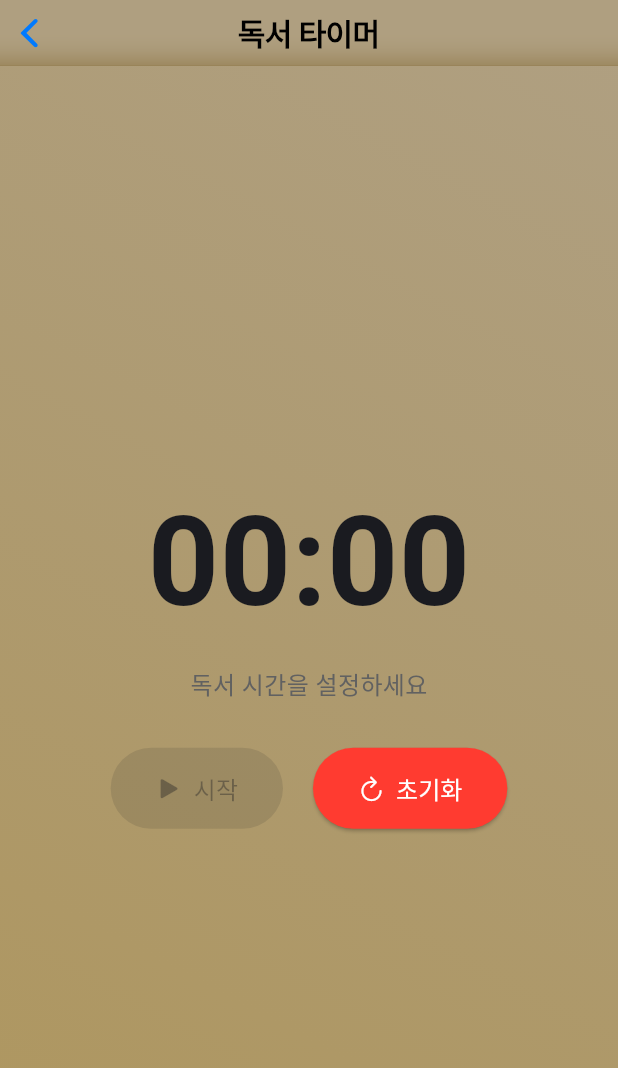
After one commit to BESTLE3/BookApp_hide_API, a Flutter app: the TimerScreen screen opened directly, after a tap on "초기화", on a phone screen of 412 x 824 dp. The commit adds this screen. Shown: the top 1068 px of the screen. Run offline on Flutter 3.47's test engine with Material 3 defaults, Android fonts, the phone set to English and light mode, and no system bars; our stand-ins replace flutter_dotenv, google_generative_ai, hive, hive_flutter; missing offline and left inert: flutter_ai_toolkit; accounts and stored records are empty.

Commit message:
진짜 최종

```diff
--- a/lib/bookscreen/bookdetailpage.dart
+++ b/lib/bookscreen/bookdetailpage.dart
@@ -108,7 +108,7 @@ class _BookDetailPageState extends State<BookDetailPage> {
                   ),
                 ),
                 Divider(height: 32),
-                Text(book['contents']), // 책 간단소개
+                Text('${book['contents']}...'), // 책 간단소개
               ],
             ),
           ),
--- a/lib/bookscreen/under_bar.dart
+++ b/lib/bookscreen/under_bar.dart
@@ -29,7 +29,7 @@ class UnderBar extends StatelessWidget{
               case 1:
                 return const WishlistScreen();
               default:
-                return const Center(child: Text('알 수 없는 탭'));
+                return const Center(child: Text('비밀의 공간'));
             }
           },
         );
--- a/lib/gemini/history_screen.dart
+++ b/lib/gemini/history_screen.dart
@@ -1,6 +1,7 @@
 import 'package:bookapp/gemini/chat_session.dart';
 import 'package:bookapp/gemini/gemini_chat_screen.dart';
 import 'package:flutter/material.dart';
+import 'chat_storage.dart';
 
 class HistoryScreen extends StatelessWidget {
   @override
--- /dev/null
+++ b/lib/timer/timer_screen.dart
@@ -0,0 +1,255 @@
+import 'package:flutter/Cupertino.dart';
+import 'package:flutter/material.dart';
+import 'dart:async';
+import 'package:flutter/services.dart';
+
+class TimerScreen extends StatefulWidget {
+  const TimerScreen({super.key});
+
+  @override
+  State<TimerScreen> createState() => _TimerScreen();
+}
+
+class _TimerScreen extends State<TimerScreen> {
+  int _currentSeconds = 0;
+  Timer? _timer;
+  bool _isRunning = false;
+  bool _isPaused = false;
+
+  @override
+  void dispose() {
+    _timer?.cancel();
+    super.dispose();
+  }
+
+  String _formatTime(int totalSeconds) {
+    int minutes = totalSeconds ~/ 60;
+    int seconds = totalSeconds % 60;
+    return '${minutes.toString().padLeft(2, '0')}:${seconds.toString().padLeft(2, '0')}';
+  }
+
+  void _setDuration(int newTotalSeconds) {
+    _timer?.cancel();
+    _isRunning = false;
+    _isPaused = false;
+    if (mounted) {
+      setState(() {
+        _currentSeconds = newTotalSeconds;
+      });
+    }
+  }
+
+  void _startTimer() {
+    if (_isRunning && !_isPaused) return;
+    if (_currentSeconds == 0) {
+      if (mounted) {
+        ScaffoldMessenger.of(
+          context,
+        ).showSnackBar(const SnackBar(content: Text('먼저 시간을 설정해주세요.')));
+      }
+      return;
+    }
+
+    _isPaused = false;
+    _isRunning = true;
+
+    _timer = Timer.periodic(const Duration(seconds: 1), (timer) {
+      if (_currentSeconds > 0) {
+        if (mounted) {
+          setState(() {
+            _currentSeconds--;
+          });
+        }
+      } else {
+        _timer?.cancel();
+        _isRunning = false;
+        if (mounted) {
+          setState(() {});
+        }
+        _showTimerEndDialog();
+      }
+    });
+    if (mounted) {
+      setState(() {});
+    }
+  }
+
+  void _pauseTimer() {
+    if (_isRunning && !_isPaused) {
+      _timer?.cancel();
+      _isPaused = true;
+      if (mounted) {
+        setState(() {});
+      }
+    }
+  }
+
+  void _resetTimer() {
+    _setDuration(0);
+  }
+
+  void _showTimerEndDialog() {
+    if (mounted) {
+      showCupertinoDialog(
+        context: context,
+        builder: (context) => CupertinoAlertDialog(
+            title: const Text('독서 끝!'),
+            content: const Text('설정한 시간이 모두 경과했습니다.'),
+            actions: <Widget>[
+              TextButton(
+                child: const Text('확인'),
+                onPressed: () {
+                  Navigator.of(context).pop();
+                  _resetTimer();
+                },
+              ),
+            ],
+          ),
+      );
+    }
+  }
+
+  Future<void> _showSetTimeDialogWithPicker() async {
+    Duration initialDuration = Duration(seconds: _currentSeconds);
+    Duration pickedDuration = initialDuration;
+
+
+    await showModalBottomSheet(
+      context: context,
+      builder: (BuildContext builderContext) {
+        return SizedBox(
+          height: 350,
+          child: Column(
+            children: [
+              Expanded(
+                child: CupertinoTimerPicker(
+                  mode: CupertinoTimerPickerMode.ms,
+                  initialTimerDuration: initialDuration,
+                  onTimerDurationChanged: (Duration newDuration) {
+                    pickedDuration = newDuration;
+                  },
+                ),
+              ),
+              CupertinoButton(
+                child: const Text('완료'),
+                onPressed: () {
+                  _setDuration(pickedDuration.inSeconds);
+                  Navigator.of(builderContext).pop();
+                },
+              ),
+            ],
+          ),
+        );
+      },
+    );
+  }
+
+  @override
+  Widget build(BuildContext context) {
+    bool canStart = _currentSeconds > 0 && !_isRunning && !_isPaused; // 정지 상태이고 시간이 설정된 경우
+    bool canPause = _isRunning && !_isPaused; // 실행 중인 경우
+    bool canResume = _isPaused && _currentSeconds > 0; // 일시정지 상태이고 시간이 남은 경우
+
+    return Scaffold(
+      appBar: CupertinoNavigationBar(
+          middle: Text('독서 타이머', style: TextStyle(fontSize: 20)),
+          backgroundColor: Color.fromARGB(127, 101, 69, 1),
+          border: Border(
+            bottom: BorderSide(
+              color: Color.fromARGB(127, 101, 69, 1),
+              width: 0.1,
+            )
+          )
+      ),
+      body: Container(
+        decoration: BoxDecoration(
+          gradient: LinearGradient(
+            begin: Alignment.bottomLeft,
+            end: Alignment.topRight,
+            colors: [
+              Color.fromARGB(162, 132, 94, 1),
+              Color.fromARGB(127, 101, 69, 1),
+            ],
+          ),
+        ),
+      child: Center(
+        child: Column(
+          mainAxisAlignment: MainAxisAlignment.center,
+          children: <Widget>[
+            GestureDetector(
+              onTap: _showSetTimeDialogWithPicker,
+              child: Text(
+                _formatTime(_currentSeconds),
+                style: TextStyle(
+                  fontSize: 83,
+                  fontWeight: FontWeight.bold,
+                  color:
+                      (_isRunning && !_isPaused && _currentSeconds <= 10 && _currentSeconds != 0)
+                          ? CupertinoColors.destructiveRed
+                          : Theme.of(context).textTheme.bodyLarge?.color,
+                ),
+              ),
+            ),
+            const SizedBox(height: 10),
+            Text(
+              _isRunning && !_isPaused
+                  ? '독서에 집중합시다'
+                  : (_isPaused
+                      ? '일시정지'
+                      : (_currentSeconds > 0 ? '책을 읽어봅시다' : '독서 시간을 설정하세요')),
+              style: TextStyle(fontSize: 16, color: Colors.grey[700]),
+            ),
+            const SizedBox(height: 30),
+            Row(
+              mainAxisAlignment: MainAxisAlignment.center,
+              children: <Widget>[
+                ElevatedButton.icon(
+                  icon: Icon(canPause ? CupertinoIcons.pause_fill : CupertinoIcons.play_arrow_solid),
+                  label: Text(canPause ? '일시정지' : (canResume ? '재시작' : '시작')),
+                  style: ElevatedButton.styleFrom(
+                    backgroundColor:
+                        (canStart || canResume)
+                            ? CupertinoColors.systemGreen
+                            : (canPause ? CupertinoColors.inactiveGray : CupertinoColors.systemGrey),
+                    foregroundColor: Colors.white,
+                    padding: const EdgeInsets.symmetric(
+                      horizontal: 30,
+                      vertical: 15,
+                    ),
+                    textStyle: const TextStyle(fontSize: 16),
+                  ),
+                  onPressed:
+                      (canStart || canPause || canResume)
+                          ? () {
+                            if (canPause) {
+                              _pauseTimer();
+                            } else {
+                              _startTimer();
+                            }
+                          }
+                          : null,
+                ),
+                const SizedBox(width: 20),
+                ElevatedButton.icon(
+                  icon: const Icon(CupertinoIcons.refresh),
+                  label: const Text('초기화'),
+                  style: ElevatedButton.styleFrom(
+                    backgroundColor: CupertinoColors.systemRed,
+                    foregroundColor: Colors.white,
+                    padding: const EdgeInsets.symmetric(
+                      horizontal: 30,
+                      vertical: 15,
+                    ),
+                    textStyle: const TextStyle(fontSize: 16),
+                  ),
+                  onPressed: _resetTimer,
+                ),
+              ],
+            ),
+          ],
+        ),
+      ),
+      ),
+    );
+  }
+}
--- a/pubspec.yaml
+++ b/pubspec.yaml
@@ -42,12 +42,9 @@ dependencies:
   google_generative_ai: ^0.4.7
   flutter_dotenv: ^5.2.1
   flutter_ai_toolkit: ^0.8.0
-  sqlite3_flutter_libs: ^0.5.32
-  drift: ^2.26.1
-  path: ^1.9.1
-  uuid: ^4.5.1
   flutter_localizations:
     sdk: flutter
+  firebase_core: ^3.13.1
 
 
 dev_dependencies:
@@ -55,7 +52,6 @@ dev_dependencies:
     sdk: flutter
   hive_generator: ^2.0.1
   build_runner: ^2.4.15
-  drift_dev: ^2.26.0
 
 
   # The "flutter_lints" package below contains a set of recommended lints to
```
Also changed, not shown: lib/bookscreen/main_screen.dart (+96 -12 lines), lib/gemini/chat_session.dart (+1 -23 lines), lib/gemini/chat_storage.dart (added, +39 -0 lines), lib/gemini/gemini_chat_screen.dart (+38 -35 lines), asset/img/app_icon.png (added), firebase.json (added), pubspec.lock, 8 other files.
